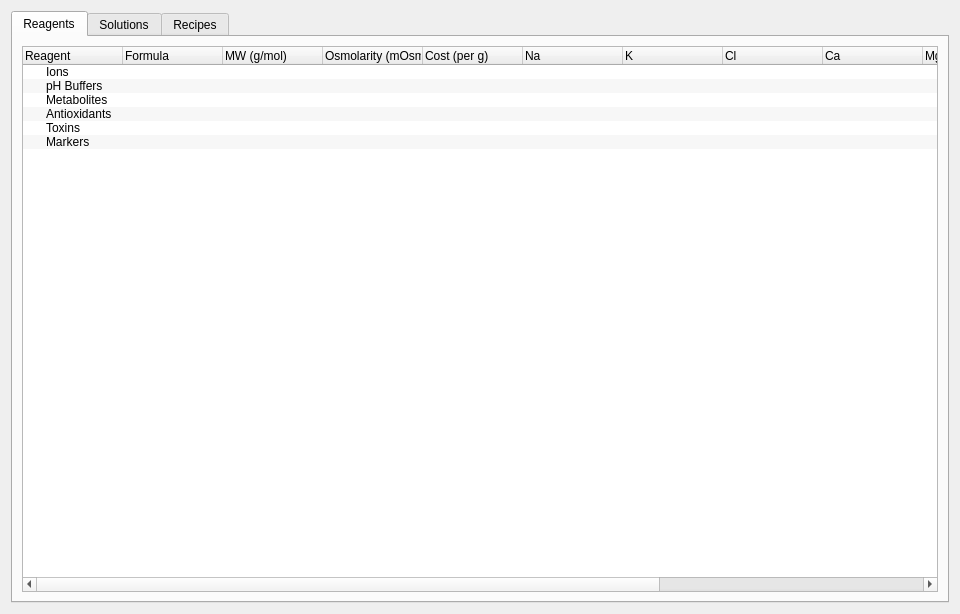
campagnola/pycsf, file editorTemplate.ui: the form before one commit.
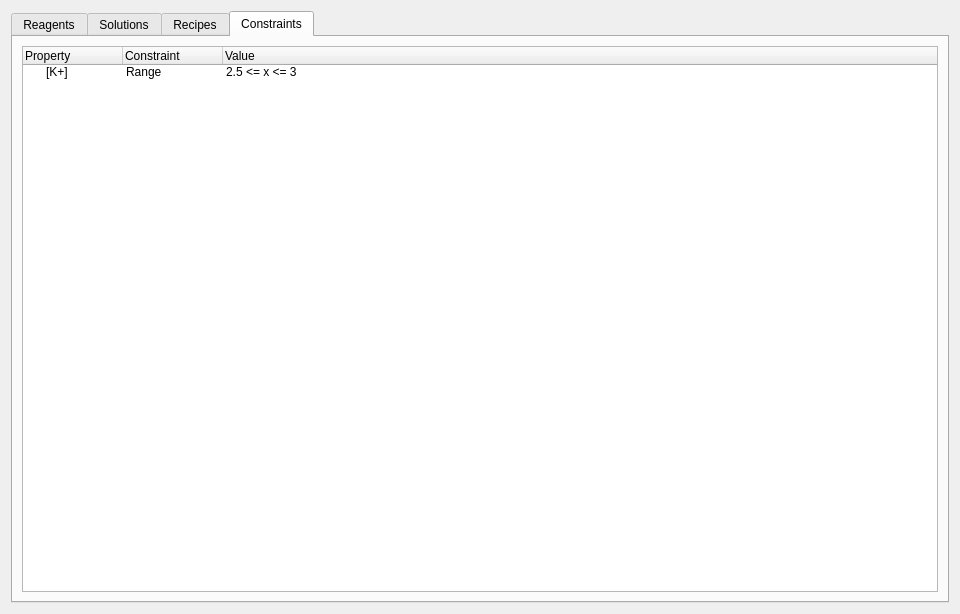
The form after the commit. The open tabs and pages were chosen to show the change.

What changed in the file:
```diff
--- a/editorTemplate.ui
+++ b/editorTemplate.ui
@@ -25,7 +25,7 @@
       </attribute>
       <layout class="QGridLayout" name="gridLayout_2">
        <item row="0" column="0">
-        <widget class="QTreeWidget" name="treeWidget">
+        <widget class="QTreeWidget" name="reagentTree">
          <property name="alternatingRowColors">
           <bool>true</bool>
          </property>
@@ -265,6 +265,43 @@
        </item>
       </layout>
      </widget>
+     <widget class="QWidget" name="constraintsTab">
+      <attribute name="title">
+       <string>Constraints</string>
+      </attribute>
+      <layout class="QGridLayout" name="gridLayout_5">
+       <item row="0" column="0">
+        <widget class="QTreeWidget" name="treeWidget_3">
+         <column>
+          <property name="text">
+           <string>Property</string>
+          </property>
+         </column>
+         <column>
+          <property name="text">
+           <string>Constraint</string>
+          </property>
+         </column>
+         <column>
+          <property name="text">
+           <string>Value</string>
+          </property>
+         </column>
+         <item>
+          <property name="text">
+           <string>[K+]</string>
+          </property>
+          <property name="text">
+           <string>Range</string>
+          </property>
+          <property name="text">
+           <string>2.5 &lt;= x &lt;= 3</string>
+          </property>
+         </item>
+        </widget>
+       </item>
+      </layout>
+     </widget>
     </widget>
    </item>
   </layout>
```
Left out of the diff: 34 changed lines with no effect on the pictures. Lines whose indentation alone changed are shown as unchanged.
